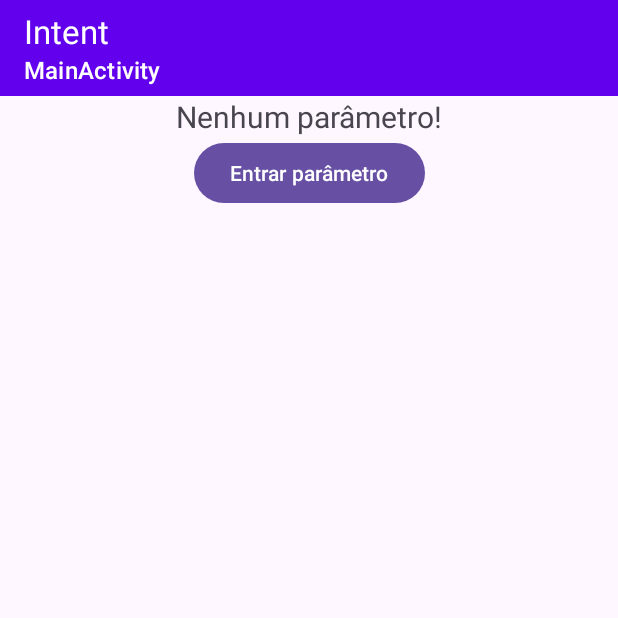
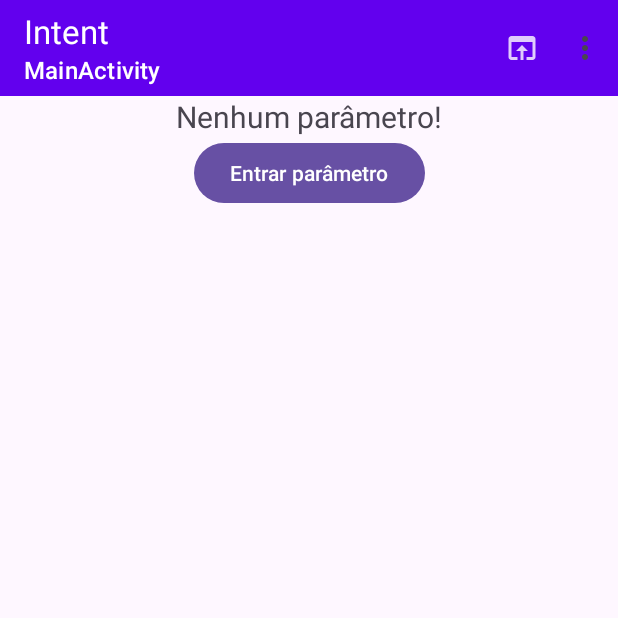
Before and after one commit to Brun0HC/Intent, an Android app: the screen it shows after launch (MainActivity), on a phone screen of 412 x 824 dp, the top half of it. Run offline under Robolectric (Android 15) with nearby library versions, the phone set to English and light mode, and no system bars.

Commit message:
Novo jeito de fazer intent

```diff
--- a/app/src/main/java/com/example/intent/Constantes.kt
+++ b/app/src/main/java/com/example/intent/Constantes.kt
@@ -2,6 +2,5 @@ package com.example.intent
 
 object Constantes {
     const val PARAMETRO_EXTRA="PARAMETRO_EXTRA"
-    const val PARAMETRO_REQUEST_CODE = 0
 
 }
--- a/app/src/main/java/com/example/intent/MainActivity.kt
+++ b/app/src/main/java/com/example/intent/MainActivity.kt
@@ -3,14 +3,21 @@ package com.example.intent
 import android.content.Intent
 import androidx.appcompat.app.AppCompatActivity
 import android.os.Bundle
+import android.view.Menu
+import android.view.MenuItem
+import androidx.activity.result.ActivityResult
+import androidx.activity.result.ActivityResultCallback
+import androidx.activity.result.ActivityResultLauncher
+import androidx.activity.result.contract.ActivityResultContracts
 import com.example.intent.Constantes.PARAMETRO_EXTRA
-import com.example.intent.Constantes.PARAMETRO_REQUEST_CODE
 import com.example.intent.databinding.ActivityMainBinding
 
 class MainActivity : AppCompatActivity() {
     private val amb: ActivityMainBinding by lazy{
         ActivityMainBinding.inflate(layoutInflater)
     }
+
+    private lateinit var parl: ActivityResultLauncher<Intent> // parametro activity result launcher (parl)
     override fun onCreate(savedInstanceState: Bundle?) {
         super.onCreate(savedInstanceState)
         setContentView(amb.root)
@@ -22,22 +29,51 @@ class MainActivity : AppCompatActivity() {
         }
 
         amb.entrarParametroBt.setOnClickListener {
+            // INTENT EXPLÍCITA
             Intent(this, ParametroActivity::class.java).also{
                 it.putExtra(PARAMETRO_EXTRA, amb.parametroTv.text.toString()) // chave e valor -> envia o valor do text view pro campo de input na outra tela
-                startActivityForResult(it, PARAMETRO_REQUEST_CODE)
+                parl.launch(it)
             }
         }
+
+        parl = registerForActivityResult(
+            ActivityResultContracts.StartActivityForResult(),
+            object: ActivityResultCallback<ActivityResult> {
+                override fun onActivityResult(result: ActivityResult) {
+                    if(result.resultCode == RESULT_OK){
+                        result.data?.getStringExtra(PARAMETRO_EXTRA)?.let{
+                            amb.parametroTv.text = it
+                        }
+                    }
+                }
+            })
+
+        //TEM UM DESSE PRA CADA TELA
+//        parl = registerForActivityResult(
+//            ActivityResultContracts.StartActivityForResult()) // contrato
+//        { result -> // lambda
+//            if (result.resultCode == RESULT_OK) {
+//                result.data?.getStringExtra(PARAMETRO_EXTRA)?.let {
+//                    amb.parametroTv.text = it
+//                }
+//            }
+//        }
+
+
+    }
+    override fun onCreateOptionsMenu(menu: Menu?):Boolean{
+        menuInflater.inflate(R.menu.menu_main,menu)
+        return true
     }
 
-    override fun onActivityResult(requestCode: Int, resultCode: Int, data: Intent?) {
-        super.onActivityResult(requestCode, resultCode, data)
-        if(requestCode == PARAMETRO_REQUEST_CODE){
-            if(resultCode == RESULT_OK){
-                if(data != null){
-                    val parametro = data.getStringExtra(PARAMETRO_EXTRA)
-                    amb.parametroTv.text = parametro
-                }
-            }
+    override fun onOptionsItemSelected(item: MenuItem): Boolean{
+        return when(item.itemId){
+            R.id.viewMi -> {true}
+            R.id.callMi -> {true}
+            R.id.dialMi -> {true}
+            R.id.pickMi -> {true}
+            R.id.chooserMi -> {true}
+            else -> {false}
         }
     }
 }
--- /dev/null
+++ b/app/src/main/res/drawable-anydpi/ic_navegador.xml
@@ -0,0 +1,11 @@
+<vector xmlns:android="http://schemas.android.com/apk/res/android"
+    android:width="24dp"
+    android:height="24dp"
+    android:viewportWidth="24"
+    android:viewportHeight="24"
+    android:tint="#FFFFFF"
+    android:alpha="0.8">
+  <path
+      android:fillColor="@android:color/white"
+      android:pathData="M19,4L5,4c-1.11,0 -2,0.9 -2,2v12c0,1.1 0.89,2 2,2h4v-2L5,18L5,8h14v10h-4v2h4c1.1,0 2,-0.9 2,-2L21,6c0,-1.1 -0.89,-2 -2,-2zM12,10l-4,4h3v6h2v-6h3l-4,-4z"/>
+</vector>
--- /dev/null
+++ b/app/src/main/res/menu/menu_main.xml
@@ -0,0 +1,27 @@
+<?xml version="1.0" encoding="utf-8"?>
+<menu xmlns:android="http://schemas.android.com/apk/res/android"
+    xmlns:app="http://schemas.android.com/apk/res-auto">
+    <item
+        android:id="@+id/viewMi"
+        android:icon="@drawable/ic_navegador"
+        android:title="Abrir navegador"
+        app:showAsAction="ifRoom" />
+    <item
+        android:title="Outras intents"
+        app:showAsAction="never">
+        <menu>
+            <item
+                android:id="@+id/callMi"
+                android:title="Chamar número" />
+            <item
+                android:id="@+id/dialMi"
+                android:title="Abrir discador" />
+            <item
+                android:id="@+id/pickMi"
+                android:title="Pegar imagem" />
+            <item
+                android:id="@+id/chooserMi"
+                android:title="Selecionar app " />
+        </menu>
+    </item>
+</menu>
```
Also changed, not shown: app/src/main/AndroidManifest.xml (+6 -1 lines), app/src/main/res/drawable-hdpi/ic_navegador.png (added), app/src/main/res/drawable-mdpi/ic_navegador.png (added), app/src/main/res/drawable-xhdpi/ic_navegador.png (added), app/src/main/res/drawable-xxhdpi/ic_navegador.png (added).
